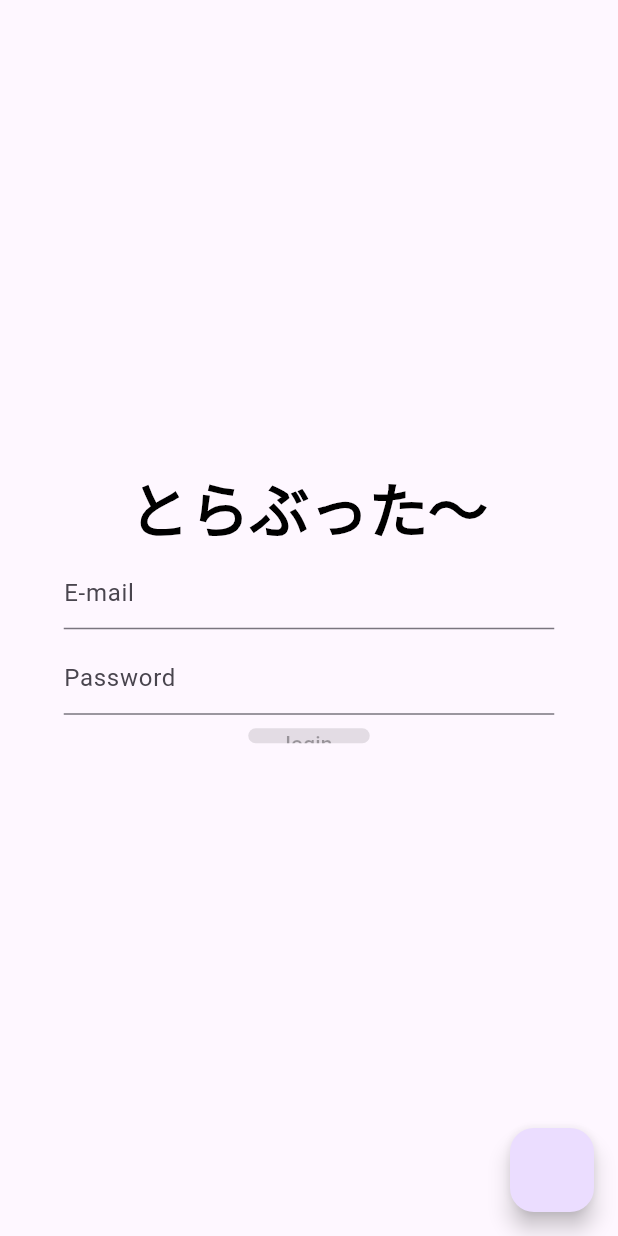
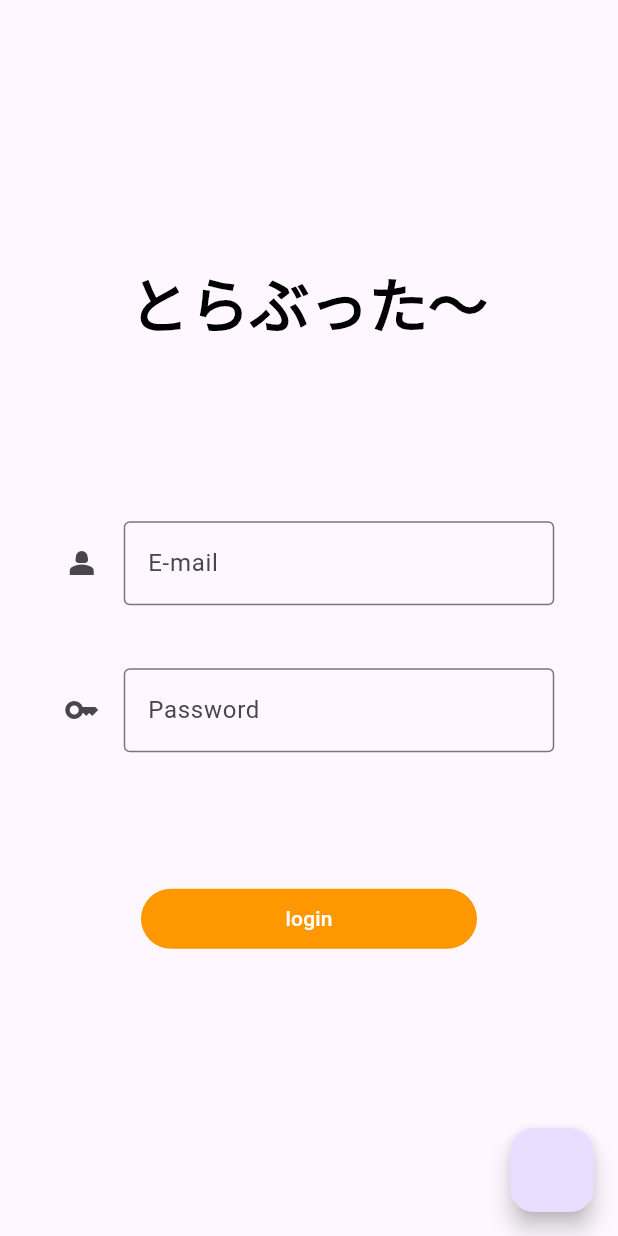
Before and after one commit to KoukiFOL/traveltrouble, a Flutter app: the screen it shows after launch, on a phone screen of 412 x 824 dp. Run offline on Flutter 3.47's test engine with Material 2 defaults, Android fonts, the phone set to English and light mode, and no system bars; Roboto replaces fonts that are missing (SF Pro Text).

Commit message:
ログインUI(beta)完成

```diff
--- a/lib/main.dart
+++ b/lib/main.dart
@@ -55,8 +55,6 @@ class MyHomePage extends StatefulWidget {
 }
 
 class _MyHomePageState extends State<MyHomePage> {
-
-
   void _incrementCounter() {
     setState(() {
       // This call to setState tells the Flutter framework that something has
@@ -64,7 +62,6 @@ class _MyHomePageState extends State<MyHomePage> {
       // so that the display can reflect the updated values. If we changed
       // _counter without calling setState(), then the build method would not be
       // called again, and so nothing would appear to happen.
-
     });
   }
 
@@ -78,7 +75,6 @@ class _MyHomePageState extends State<MyHomePage> {
     // than having to individually change instances of widgets.
 
     return Scaffold(
-
       body: const Center(
         // Center is a layout widget. It takes a single child and positions it
         // in the middle of the parent.
@@ -99,6 +95,7 @@ class _MyHomePageState extends State<MyHomePage> {
           mainAxisAlignment: MainAxisAlignment.center,
           children: <Widget>[
             SizedBox(
+              //title
               width: 239,
               height: 43,
               child: Text(
@@ -115,40 +112,65 @@ class _MyHomePageState extends State<MyHomePage> {
               ),
             ),
             SizedBox(
+              width: 113,
+              height:113,
+            ),
+
+            SizedBox(
+              //Email form
+              width: 327,
+              height: 57,
+
+              child: TextField(
+                decoration: InputDecoration(
+                  border: OutlineInputBorder(
+                  ),
+                  hintText: "E-mail",
+                  icon: Icon(Icons.person_2),
+                ),
+              ),
+            ),
+            SizedBox(//空白
+              width: 327,
+              height:41,
+            ),
+            SizedBox(
+              //password form
               width: 327,
               height: 57,
               child: TextField(
                 decoration: InputDecoration(
-                  hintText: "E-mail",
+                  border: OutlineInputBorder(),
+                  hintText: "Password",
+                  icon: Icon(Icons.key),
                 ),
-
+              ),
+            ),
+            SizedBox(//空白
+              width:327,
+              height:90,
+            ),
+            SizedBox(
+              width: 224,
+              height: 40,
+              child: ElevatedButton(
+                style: ButtonStyle(
+                  backgroundColor: MaterialStatePropertyAll(Colors.orange),
+                  foregroundColor: MaterialStatePropertyAll(Colors.white),
+                ),
+                onPressed: null, // nullを(){}に差し替えて{}無いに処理を記述する
+                child: Text("login"),
               ),
             ),
             SizedBox(
-              width: 327,
-              height: 57,
-              child: TextField(
-                decoration: InputDecoration(
-                  hintText: "Password",
-                ),
-              ),
+              width:327,
             ),
-            SizedBox(
-              width:81,
-              height:10,
-              child: ElevatedButton(
-                  onPressed: null , // nullを(){}に差し替えて{}無いに処理を記述する
-                  child:Text("login"),
-
-              ),
-            )
           ],
         ),
       ),
       floatingActionButton: FloatingActionButton(
         onPressed: _incrementCounter,
         tooltip: 'Increment',
-
       ), // This trailing comma makes auto-formatting nicer for build methods.
     );
   }
```
